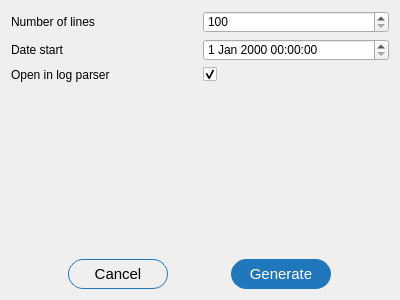
First picture: the form in extra/logParser/qtWidgetLogParser/ui/LogGeneratorDialog.ui, repository MickaelF/PTTK, before the edit.
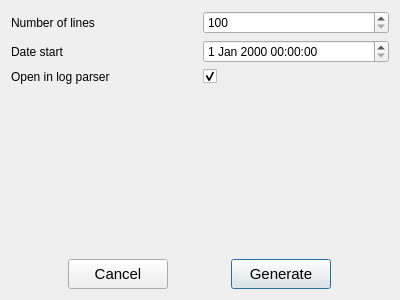
Second picture: the form after the edit.

The edit to the form file:
```diff
--- a/extra/logParser/qtWidgetLogParser/ui/LogGeneratorDialog.ui
+++ b/extra/logParser/qtWidgetLogParser/ui/LogGeneratorDialog.ui
@@ -14,20 +14,7 @@
    <string>Log Generator</string>
   </property>
   <property name="styleSheet">
-   <string notr="true">QPushButton
-{ 
-	border: 1px solid #2077bc;
-     border-radius: 15px;
-}
-
-QPushButton#g_generateBtn 
-{
-     background-color: #2077bc;
-	color: #FFFFFF;
-}
-
-
-</string>
+   <string notr="true"/>
   </property>
   <layout class="QVBoxLayout" name="verticalLayout">
    <item>
@@ -159,6 +146,12 @@
        <property name="text">
         <string>Generate</string>
        </property>
+       <property name="autoDefault">
+        <bool>false</bool>
+       </property>
+       <property name="default">
+        <bool>true</bool>
+       </property>
       </widget>
      </item>
     </layout>
```
